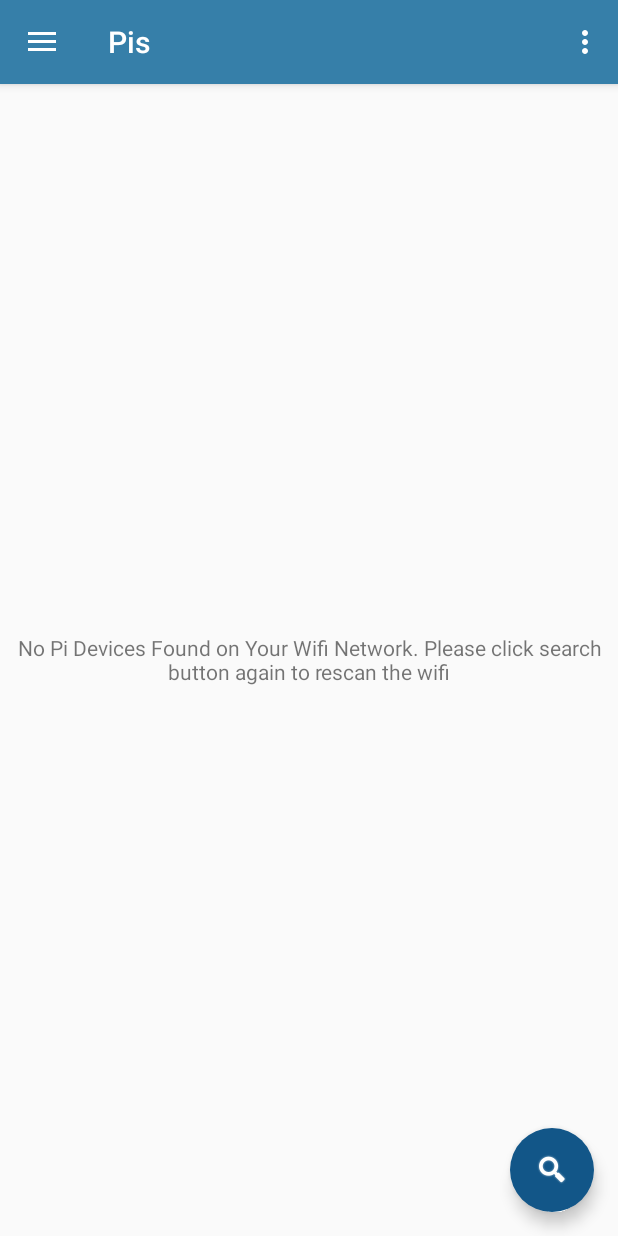
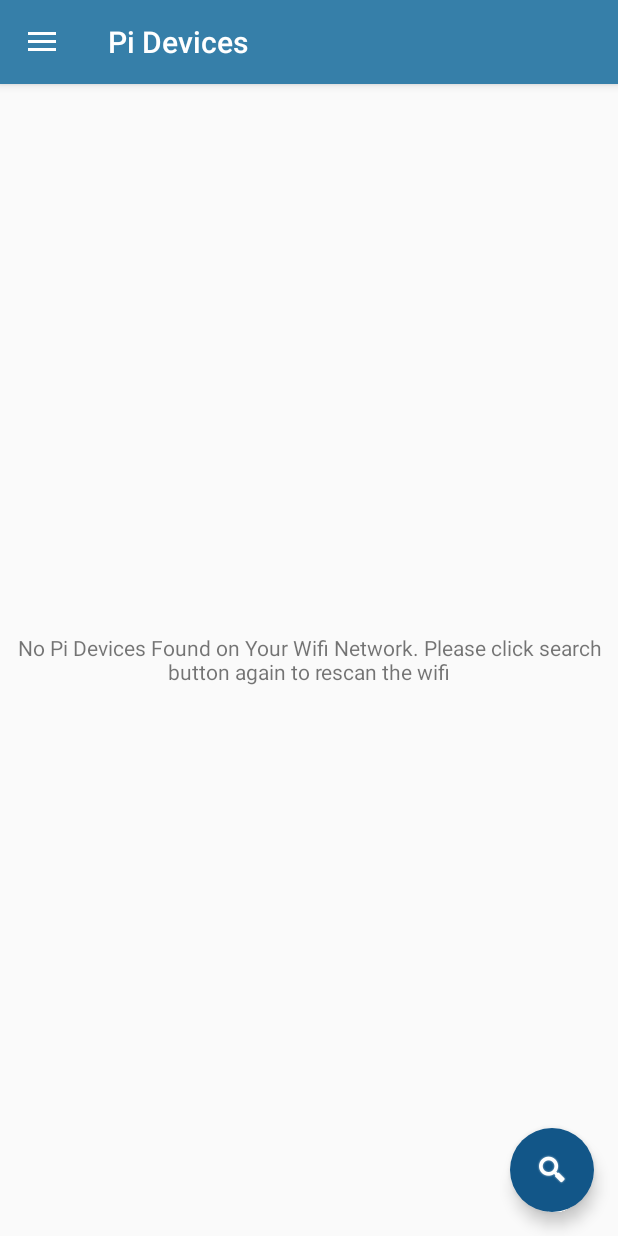
Before and after one commit to blocklink-it/pigrid-companion-app, an Android app: the PiListFragment screen opened directly, with no data from a screen before it, on a phone screen of 412 x 824 dp. Run offline under Robolectric (Android 15) with nearby library versions, the phone set to English and light mode, and no system bars; libraries missing offline, so code that uses them is left out: io.resourcepool.ssdp.

Commit message:
Adds all the string inside string.xml and uses it from there

```diff
--- a/app/src/main/AndroidManifest.xml
+++ b/app/src/main/AndroidManifest.xml
@@ -38,7 +38,7 @@
             android:theme="@style/AppTheme.NoActionBar" />
         <activity
             android:name=".WebViewActivity"
-            android:label="@string/title_pie_detail"
+            android:label="@string/app_name"
             android:parentActivityName=".PiListActivity"
             android:theme="@style/AppTheme.NoActionBar">
             <meta-data
--- a/app/src/main/java/de/blocklink/pgiri/pgd/Fragment/AboutFragment.java
+++ b/app/src/main/java/de/blocklink/pgiri/pgd/Fragment/AboutFragment.java
@@ -36,7 +36,7 @@ public class AboutFragment extends Fragment {
     public void onResume(){
         super.onResume();
         // Set title bar
-        ((MainActivity) getActivity()).setActionBarTitle("About App");
+        ((MainActivity) getActivity()).setActionBarTitle(getString(R.string.about_app));
     }
 
     @Override
--- a/app/src/main/java/de/blocklink/pgiri/pgd/Fragment/PiListFragment.java
+++ b/app/src/main/java/de/blocklink/pgiri/pgd/Fragment/PiListFragment.java
@@ -25,6 +25,7 @@ import java.util.List;
 import de.blocklink.pgiri.pgd.Adapter.PiItem;
 import de.blocklink.pgiri.pgd.Adapter.SimpleItemRecyclerViewAdapter;
 import de.blocklink.pgiri.pgd.Helper.ConnectionHelper;
+import de.blocklink.pgiri.pgd.Helper.UrlHelper;
 import de.blocklink.pgiri.pgd.MainActivity;
 import de.blocklink.pgiri.pgd.R;
 import io.resourcepool.ssdp.client.SsdpClient;
@@ -92,10 +93,10 @@ public class PiListFragment extends Fragment {
 
     private void setupProgressDialog() {
         pd = new ProgressDialog(getActivity(), R.style.CustomAlertDialogStyle);
-        pd.setTitle("PGD");
-        pd.setMessage("Searching Pi...");
+        pd.setTitle(getString(R.string.app_name));
+        pd.setMessage(getString(R.string.searching_pi));
         pd.setCancelable(false);
-        pd.setButton(DialogInterface.BUTTON_NEGATIVE, "Cancel", new DialogInterface.OnClickListener() {
+        pd.setButton(DialogInterface.BUTTON_NEGATIVE, getString(R.string.cancel), new DialogInterface.OnClickListener() {
             @Override
             public void onClick(DialogInterface dialog, int which) {
                 if (client != null) {
@@ -120,7 +121,7 @@ public class PiListFragment extends Fragment {
             discoverPis();
         } else {
             pd.dismiss();
-            Toast.makeText(getActivity(), "Connect your device to the wifi network to discover the Pi and click the search button", Toast.LENGTH_LONG).show();
+            Toast.makeText(getActivity(), getString(R.string.connect_message), Toast.LENGTH_LONG).show();
             ConnectionHelper.enableWifi(getActivity());
             hideShowNoPiFound(TIME_OUT_NO_PI_SHORT);
         }
@@ -132,13 +133,13 @@ public class PiListFragment extends Fragment {
         piItems = new ArrayList<PiItem>();
         client = SsdpClient.create();
         DiscoveryRequest networkStorageDevice = DiscoveryRequest.builder()
-                .serviceType("urn:blocklink:pigrid:web:0")
+                .serviceType(UrlHelper.serviceType)
                 .build();
         client.discoverServices(networkStorageDevice, new DiscoveryListener() {
             @Override
             public void onServiceDiscovered(SsdpService service) {
                 System.out.println("Found ip: " + service.getLocation());
-                PiItem pi = new PiItem("1", service.getSerialNumber(), service.getServiceType(), service.getLocation());
+                PiItem pi = new PiItem(service.getLocation(), service.getSerialNumber(), service.getServiceType(), service.getLocation());
                 piItems.add(pi);
 
                 getActivity().runOnUiThread(new Runnable() {
@@ -156,7 +157,7 @@ public class PiListFragment extends Fragment {
             public void onFailed(Exception ex) {
                 System.out.println("Failed service: " + ex);
                 pd.dismiss();
-                Toast.makeText(getActivity(), "Something went wrong when searching for the pi.", Toast.LENGTH_LONG).show();
+                Toast.makeText(getActivity(), getString(R.string.failed_pi), Toast.LENGTH_LONG).show();
             }
 
             @Override
@@ -196,7 +197,7 @@ public class PiListFragment extends Fragment {
     public void onResume() {
         super.onResume();
         // Set title bar
-        ((MainActivity) getActivity()).setActionBarTitle("Pis");
+        ((MainActivity) getActivity()).setActionBarTitle(getString(R.string.title_pie_list));
     }
 
     @Override
@@ -226,18 +227,18 @@ public class PiListFragment extends Fragment {
             int status = ConnectionHelper.getConnectivityStatusString(context);
             switch (status) {
                 case ConnectionHelper.NETWORK_STATUS_NOT_CONNECTED:
-                    Toast.makeText(getActivity(), "Device Wifi connection lost", Toast.LENGTH_LONG).show();
+                    Toast.makeText(getActivity(), getString(R.string.connection_lost), Toast.LENGTH_LONG).show();
                     clearPiListView();
                     break;
                 case ConnectionHelper.NETWORK_STATUS_WIFI:
                     if (!firstLoad) {
                         setupPiDiscovery();
-                        Toast.makeText(getActivity(), "Device connected to the wifi network", Toast.LENGTH_LONG).show();
+                        Toast.makeText(getActivity(), getString(R.string.wifi_connected), Toast.LENGTH_LONG).show();
                     }
                     firstLoad = false;
                     break;
                 case ConnectionHelper.NETWORK_STATUS_MOBILE:
-                    Toast.makeText(getActivity(), "Device connected to the mobile network. Please connect to the wifi network to discover the Pi", Toast.LENGTH_LONG).show();
+                    Toast.makeText(getActivity(), getString(R.string.data_connected), Toast.LENGTH_LONG).show();
                     clearPiListView();
                     break;
             }
--- a/app/src/main/java/de/blocklink/pgiri/pgd/Fragment/SettingFragment.java
+++ b/app/src/main/java/de/blocklink/pgiri/pgd/Fragment/SettingFragment.java
@@ -40,7 +40,7 @@ public class SettingFragment extends Fragment {
                 prefManager.clearPref();
                 Intent intent = getActivity().getIntent();
                 startActivity(intent);
-                Toast.makeText(getActivity().getBaseContext(), "Your application has been Reset ! ", Toast.LENGTH_SHORT).show();
+                Toast.makeText(getActivity().getBaseContext(), getString(R.string.reset_msg), Toast.LENGTH_SHORT).show();
             }
         });
 
@@ -56,7 +56,7 @@ public class SettingFragment extends Fragment {
     public void onResume(){
         super.onResume();
         // Set title bar
-        ((MainActivity) getActivity()).setActionBarTitle("Settings");
+        ((MainActivity) getActivity()).setActionBarTitle(getString(R.string.settings));
     }
 
     @Override
--- a/app/src/main/java/de/blocklink/pgiri/pgd/FullscreenActivity.java
+++ b/app/src/main/java/de/blocklink/pgiri/pgd/FullscreenActivity.java
@@ -100,7 +100,7 @@ public class FullscreenActivity extends AppCompatActivity {
 
         public void onReceivedError (WebView view, WebResourceRequest request, WebResourceError error){
             pd.setVisibility(View.GONE);
-            Toast.makeText(FullscreenActivity.this, "Error occurred while loading the page!!", Toast.LENGTH_LONG).show();
+            Toast.makeText(FullscreenActivity.this, getString(R.string.page_load_error), Toast.LENGTH_LONG).show();
         }
     }
 }
--- a/app/src/main/java/de/blocklink/pgiri/pgd/Helper/UrlHelper.java
+++ b/app/src/main/java/de/blocklink/pgiri/pgd/Helper/UrlHelper.java
@@ -3,5 +3,8 @@ package de.blocklink.pgiri.pgd.Helper;
 public class UrlHelper {
     public static final String helpUrl = "https://shop.pigrid.com/help";
     public static final String shopUrl = "https://shop.pigrid.com/";
-    public static final String piSupplier = "https://uk.pi-supply.com/";
+    public static final String piSupplier = "https://uk.pi-supply.com/search?type=product&q=pigrid";
+
+    //service type
+    public static final String serviceType = "urn:blocklink:pigrid:web:0";
 }
--- a/app/src/main/java/de/blocklink/pgiri/pgd/WebViewActivity.java
+++ b/app/src/main/java/de/blocklink/pgiri/pgd/WebViewActivity.java
@@ -86,7 +86,7 @@ public class WebViewActivity extends AppCompatActivity {
 
         public void onReceivedError(WebView view, WebResourceRequest request, WebResourceError error) {
             pb.setVisibility(View.GONE);
-            Toast.makeText(WebViewActivity.this, "Error occurred while loading the page!!", Toast.LENGTH_LONG).show();
+            Toast.makeText(WebViewActivity.this, getString(R.string.page_load_error), Toast.LENGTH_LONG).show();
         }
     }
 
--- a/app/src/main/res/menu/activity_main_drawer.xml
+++ b/app/src/main/res/menu/activity_main_drawer.xml
@@ -7,18 +7,18 @@
         <item
             android:id="@+id/discoverPi"
             android:layout_width="match_parent"
-            android:title="Discover Pi"
+            android:title="@string/discover_pi"
             android:icon="@android:drawable/ic_search_category_default"/>
 
         <item
             android:id="@+id/piGridShop"
             android:icon="@drawable/shop"
-            android:title="Pi Grid Shop" />
+            android:title="@string/shop" />
 
         <item
             android:id="@+id/piSpplier"
             android:icon="@drawable/pi_supply"
-            android:title="Pi Supplier" />
+            android:title="@string/supplier" />
 
     </group>
 
@@ -27,22 +27,22 @@
             <item
                 android:id="@+id/help"
                 android:icon="@android:drawable/ic_menu_help"
-                android:title="PiGrid Help" />
+                android:title="@string/pigrid_help" />
             <item
                 android:id="@+id/appHelp"
                 android:icon="@drawable/app_help"
-                android:title="App Help" />
+                android:title="@string/app_help" />
 
             <item
                 android:id="@+id/about"
                 android:checkable="true"
                 android:icon="@drawable/about_app"
-                android:title="About App" />
+                android:title="@string/about_app" />
             <item
                 android:id="@+id/settings"
                 android:checkable="true"
                 android:icon="@drawable/ic_menu_manage"
-                android:title="Settings" />
+                android:title="@string/settings" />
         </menu>
     </item>
 
--- a/app/src/main/res/menu/main.xml
+++ b/app/src/main/res/menu/main.xml
@@ -5,5 +5,6 @@
         android:id="@+id/action_settings"
         android:orderInCategory="100"
         android:title="@string/action_settings"
-        app:showAsAction="never" />
+        app:showAsAction="never"
+        android:visible="false"/>
 </menu>
--- a/app/src/main/res/values/strings.xml
+++ b/app/src/main/res/values/strings.xml
@@ -1,12 +1,23 @@
 <resources>
-    <string name="app_name">PGD</string>
-    <string name="title_pie_list">Pis</string>
-    <string name="title_pie_detail">Pgd</string>
+    <string name="app_name">PiGrid Companion</string>
+    <string name="title_pie_list">Pi Devices</string>
 
+    <!-- for Welcome Activity -->
     <string name="next">NEXT</string>
     <string name="skip">SKIP</string>
     <string name="start">GOT IT</string>
     <string name="reset">RESET</string>
+    <string name="cancel">Cancel</string>
+
+
+    <!-- for Menus -->
+    <string name="discover_pi">Discover Pi</string>
+    <string name="shop">PiGrid Shop</string>
+    <string name="supplier">Pi Supplier</string>
+    <string name="pigrid_help">PiGrid Help</string>
+    <string name="app_help">App Help</string>
+    <string name="settings">Setting</string>
+    <string name="about_app">About App</string>
 
     <string name="home_text"> Discover and connect device available in your network! </string>
     <string name="no_device"> There is no any required device in the network </string>
@@ -24,13 +35,15 @@
     <string name="slide_4_title">Help</string>
     <string name="slide_4_desc">You can reset the app data any time!</string>
 
+    <string name="reset_msg"> Your application has been Reset ! </string>
+
     <string name="title_activity_fullscreen">Pi Detail</string>
     <string name="back"> Back </string>
 
     <string name="title_activity_main">MainActivity</string>
     <string name="navigation_drawer_open">Open navigation drawer</string>
     <string name="navigation_drawer_close">Close navigation drawer</string>
-    <string name="nav_header_title">Pi Grid</string>
+    <string name="nav_header_title">PiGrid Companion</string>
     <string name="nav_header_subtitle">info@blocklink.de</string>
     <string name="nav_header_desc">Navigation header</string>
     <string name="action_settings">Settings</string>
@@ -50,4 +63,15 @@
         It allows access to the interface of the Pigrid software.
 
     </string>
+
+    <!-- for Pie List Fragments -->
+    <string name="searching_pi">Searching Pi...</string>
+    <string name="connection_lost">Device Wifi connection lost</string>
+    <string name="wifi_connected">Device connected to the wifi network</string>
+    <string name="data_connected">Device connected to the mobile network. Please connect to the wifi network to discover the Pi</string>
+    <string name="connect_message">Connect your device to the wifi network to discover the Pi</string>
+    <string name="failed_pi">Something went wrong when searching for the pi.</string>
+
+    <string name="page_load_error">Error occurred while loading the page!!</string>
+
 </resources>
```
Also changed, not shown: app/src/main/java/de/blocklink/pgiri/pgd/MainActivity.java (+0 -17 lines), app/src/main/java/de/blocklink/pgiri/pgd/PiListActivity.java (deleted, +0 -118 lines), app/src/main/res/layout/activity_pie_list.xml (deleted, +0 -47 lines).
